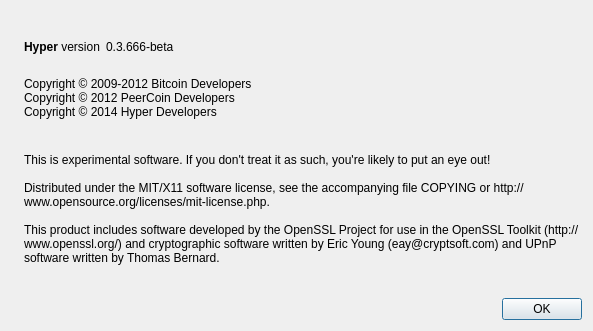
Qt form src/qt/forms/aboutdialog.ui (Crestington/Hyper) before a commit.
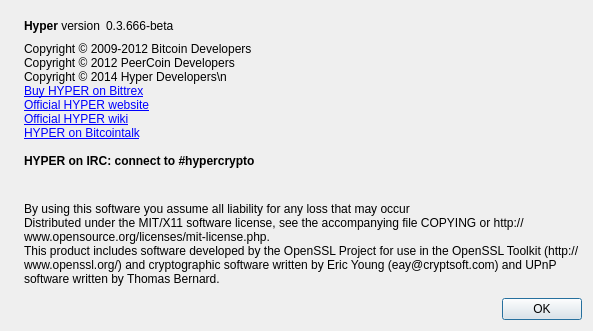
The same form after that commit. Icons and pictures are not drawn.

Commit message: Changes from CommunityCoin

The edit to the form file:
```diff
--- a/src/qt/forms/aboutdialog.ui
+++ b/src/qt/forms/aboutdialog.ui
@@ -91,11 +91,13 @@
         <cursorShape>IBeamCursor</cursorShape>
        </property>
        <property name="text">
-        <string>
-Copyright © 2009-2012 Bitcoin Developers
-Copyright © 2012 PeerCoin Developers
-Copyright © 2014 Hyper Developers
-</string>
+        <string>&lt;html&gt;&lt;head/&gt;&lt;body&gt;&lt;p&gt;Copyright © 2009-2012 Bitcoin Developers&lt;br/&gt;Copyright © 2012 PeerCoin Developers&lt;br/&gt;Copyright © 2014 Hyper Developers\n &lt;a href=&quot;https://www.cryptsy.com/users/register?refid=8564&quot;&gt;&lt;span style=&quot; text-decoration: underline; color:#0000ff;&quot;&gt;&lt;br/&gt;&lt;/span&gt;&lt;/a&gt;&lt;a href=&quot;https://bittrex.com/Market/Index?MarketName=BTC-HYPER&quot;&gt;&lt;span style=&quot; text-decoration: underline; color:#0000ff;&quot;&gt;Buy HYPER on Bittrex&lt;/span&gt;&lt;/a&gt;&lt;br/&gt;&lt;a href=&quot;http://hypercrypto.com&quot;&gt;&lt;span style=&quot; text-decoration: underline; color:#0000ff;&quot;&gt;Official HYPER website&lt;br/&gt;&lt;/span&gt;&lt;/a&gt;&lt;a href=&quot;http://hypercrypto.com/wiki&quot;&gt;&lt;span style=&quot; text-decoration: underline; color:#0000ff;&quot;&gt;Official HYPER wiki&lt;/span&gt;&lt;/a&gt;&lt;br/&gt;&lt;a href=&quot;https://bitcointalk.org/index.php?topic=624651.0&quot;&gt;&lt;span style=&quot; text-decoration: underline; color:#0000ff;&quot;&gt;HYPER on Bitcointalk&lt;/span&gt;&lt;/a&gt;&lt;br/&gt;&lt;br/&gt;&lt;span style=&quot; font-weight:600;&quot;&gt;HYPER on IRC: connect to #hypercrypto&lt;/span&gt;&lt;br/&gt;&lt;/p&gt;&lt;/body&gt;&lt;/html&gt;</string>
+       </property>
+       <property name="textFormat">
+        <enum>Qt::RichText</enum>
+       </property>
+       <property name="openExternalLinks">
+        <bool>true</bool>
        </property>
        <property name="textInteractionFlags">
         <set>Qt::LinksAccessibleByMouse|Qt::TextSelectableByKeyboard|Qt::TextSelectableByMouse</set>
@@ -109,11 +111,9 @@
        </property>
        <property name="text">
         <string>
-This is experimental software. If you don't treat it as such, you're likely to put an eye out!
-
+By using this software you assume all liability for any loss that may occur
 Distributed under the MIT/X11 software license, see the accompanying file COPYING or http://www.opensource.org/licenses/mit-license.php.
-
-This product includes software developed by the OpenSSL Project for use in the OpenSSL Toolkit (http://www.openssl.org/) and cryptographic software written by Eric Young (eay@cryptsoft.com) and UPnP software written by Thomas Bernard.</string>
+This product includes software developed by the OpenSSL Project for use in the OpenSSL Toolkit (http://www.openssl.org/) and cryptographic software written by Eric Young (eay@cryptsoft.com) and UPnP software written by Thomas Bernard. </string>
        </property>
        <property name="wordWrap">
         <bool>true</bool>
```
The commit also changes 130 other files.
